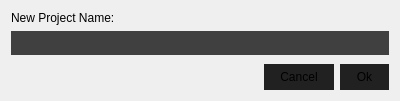
Qt form src/dialogs/renameprojectdialog.ui (jahshaka/Studio) before a commit.
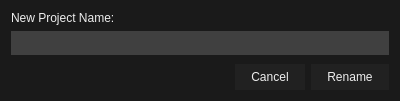
The same form after that commit.

Commit message: Remaining changes and tweaks for assets, UI fixups

Diff of the .ui file:
```diff
--- a/src/dialogs/renameprojectdialog.ui
+++ b/src/dialogs/renameprojectdialog.ui
@@ -7,14 +7,22 @@
     <x>0</x>
     <y>0</y>
     <width>400</width>
-    <height>86</height>
+    <height>95</height>
    </rect>
   </property>
   <property name="windowTitle">
    <string>Dialog</string>
   </property>
   <property name="styleSheet">
-   <string notr="true">QPushButton  {
+   <string notr="true">* {
+	color: #EEE;
+}
+
+#RenameProjectDialog {
+	background: #1A1A1A;
+}
+
+QPushButton  {
     border: none;
     background-color: #212121;
     padding: 6px 16px;
@@ -67,7 +75,7 @@
    <item row="2" column="2">
     <widget class="QPushButton" name="ok">
      <property name="text">
-      <string>Ok</string>
+      <string>Rename</string>
      </property>
     </widget>
    </item>
```
The commit also changes 6 other files.
